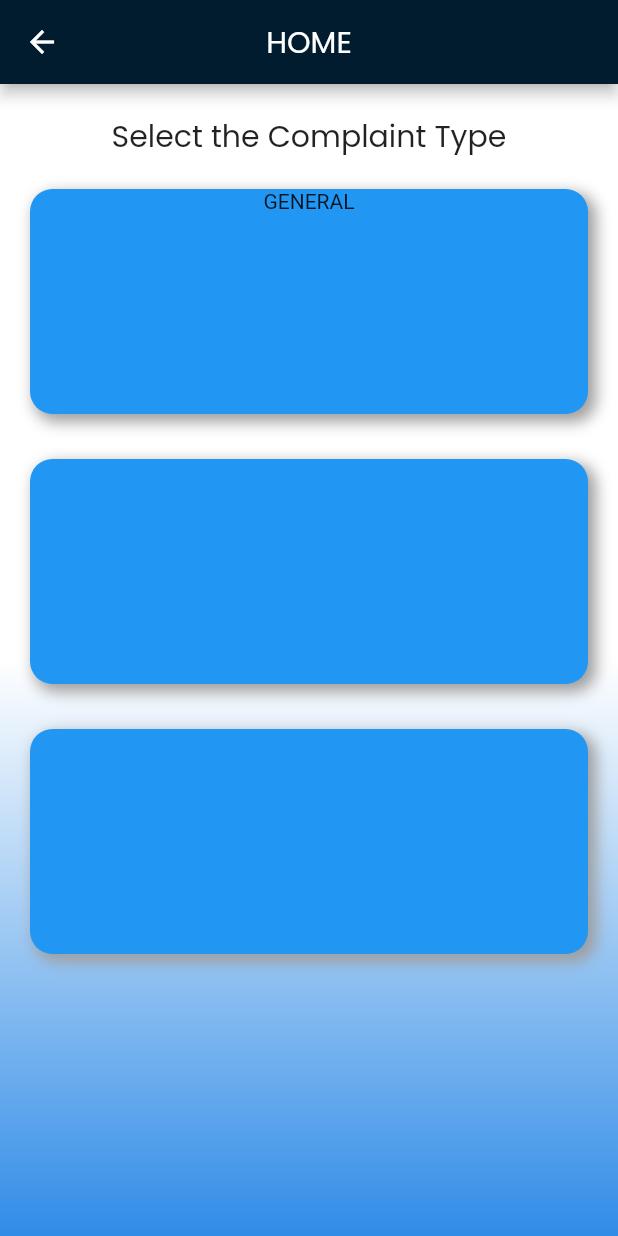
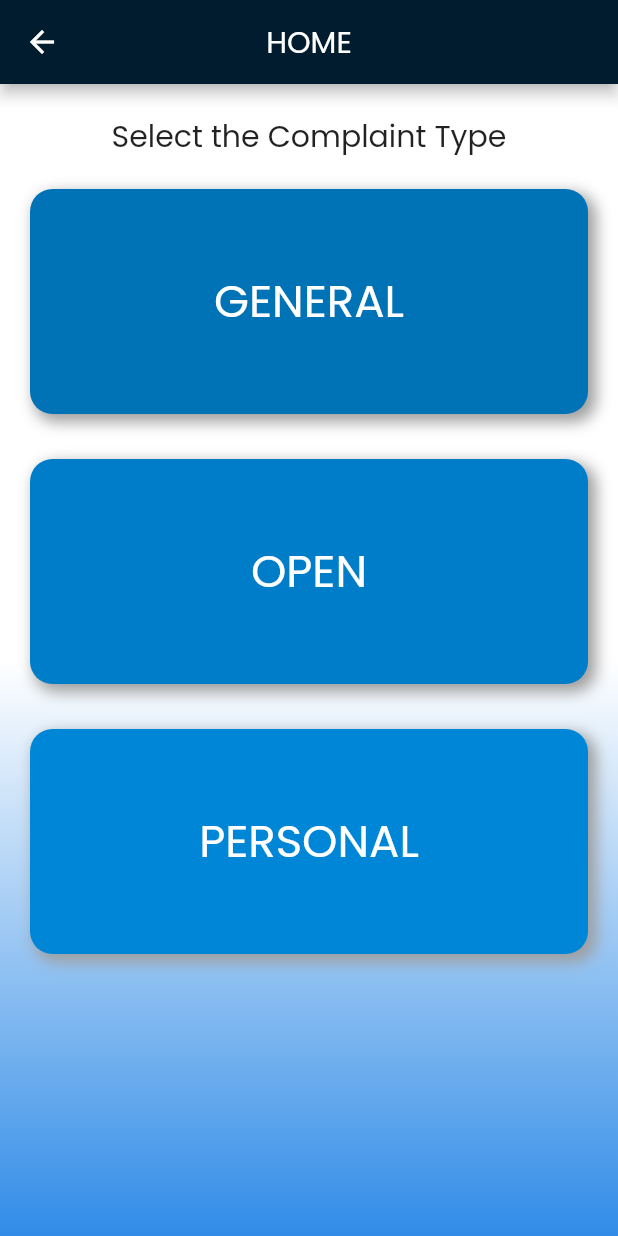
Before and after one commit to Madhav-S-S/voice_app, a Flutter app: the HomeScreen screen opened directly, on a phone screen of 412 x 824 dp. Run offline on Flutter 3.47's test engine with Material 2 defaults, Android fonts, the phone set to English and light mode, and no system bars; our stand-ins replace cached_network_image, connectivity_plus, equatable, firebase_auth, firebase_core, flutter_bloc and 2 more; accounts and stored records are empty.

Commit message:
student home made perfect

```diff
--- a/lib/presentation/student_home.dart
+++ b/lib/presentation/student_home.dart
@@ -3,6 +3,7 @@ import 'package:flutter/material.dart';
 import 'package:firebase_auth/firebase_auth.dart';
 import 'package:firebase_core/firebase_core.dart';
 import 'package:voice/utils/color_utils.dart';
+import 'package:voice/core/utils/image_constant.dart';
 
 class HomeScreen extends StatefulWidget {
   const HomeScreen({Key? key}) : super(key: key);
@@ -45,11 +46,14 @@ class _HomeScreenState extends State<HomeScreen> {
                 ),
                 SizedBox(height:20),
                 Container(height:150,width:1000,
-                    child: Text("GENERAL",
-                      textAlign: TextAlign.center,
-                  ),
+                    child: Center(
+                      child: Text("GENERAL",
+                        textAlign: TextAlign.center,
+                        style: TextStyle(fontSize:30,fontFamily: "Poppins",color: Colors.white),
+                      ),
+                    ),
                  decoration: BoxDecoration(
-              color: Colors.blue,
+              color: Color.fromRGBO(0, 114, 182,1),
               borderRadius: BorderRadius.circular(15),
               boxShadow: [
                 BoxShadow(
@@ -63,8 +67,14 @@ class _HomeScreenState extends State<HomeScreen> {
                 ),
                 SizedBox(height: 30,),
                 Container(height:150,width:1000,
+                    child: Center(
+                      child: Text("OPEN",
+                        textAlign: TextAlign.center,
+                        style: TextStyle(fontSize:30,fontFamily: "Poppins",color: Colors.white),
+                      ),
+                    ),
                  decoration: BoxDecoration(
-              color: Colors.blue,
+              color: Color.fromRGBO(0, 125, 200,1),
               borderRadius: BorderRadius.circular(15),
               boxShadow: [
                 BoxShadow(
@@ -78,8 +88,14 @@ class _HomeScreenState extends State<HomeScreen> {
                 ),
                 SizedBox(height: 30),
                 Container(height:150,width:1000,
+                    child: Center(
+                      child: Text("PERSONAL",
+                        textAlign: TextAlign.center,
+                        style: TextStyle(fontSize:30,fontFamily: "Poppins",color: Colors.white),
+                      ),
+                    ),
                  decoration: BoxDecoration(
-              color: Colors.blue,
+              color: Color.fromRGBO(0, 134, 215,1),
               borderRadius: BorderRadius.circular(15),
               boxShadow: [
                 BoxShadow(
@@ -90,7 +106,7 @@ class _HomeScreenState extends State<HomeScreen> {
                     )
                   ]
                 )
-                )
+                ),
 
               ],
             ),
--- a/lib/presentation/student_login_screen.dart
+++ b/lib/presentation/student_login_screen.dart
@@ -26,7 +26,7 @@ class _SignInScreenState extends State<SignInScreen> {
             gradient: LinearGradient(colors: [
           hexStringToColor("00308F"),
           hexStringToColor("9546C4"),
-          hexStringToColor("5E61F4")
+          hexStringToColor("001C2E")
         ], begin: Alignment.topCenter, end: Alignment.bottomCenter)),
         child: SingleChildScrollView(
           child: Padding(
```
